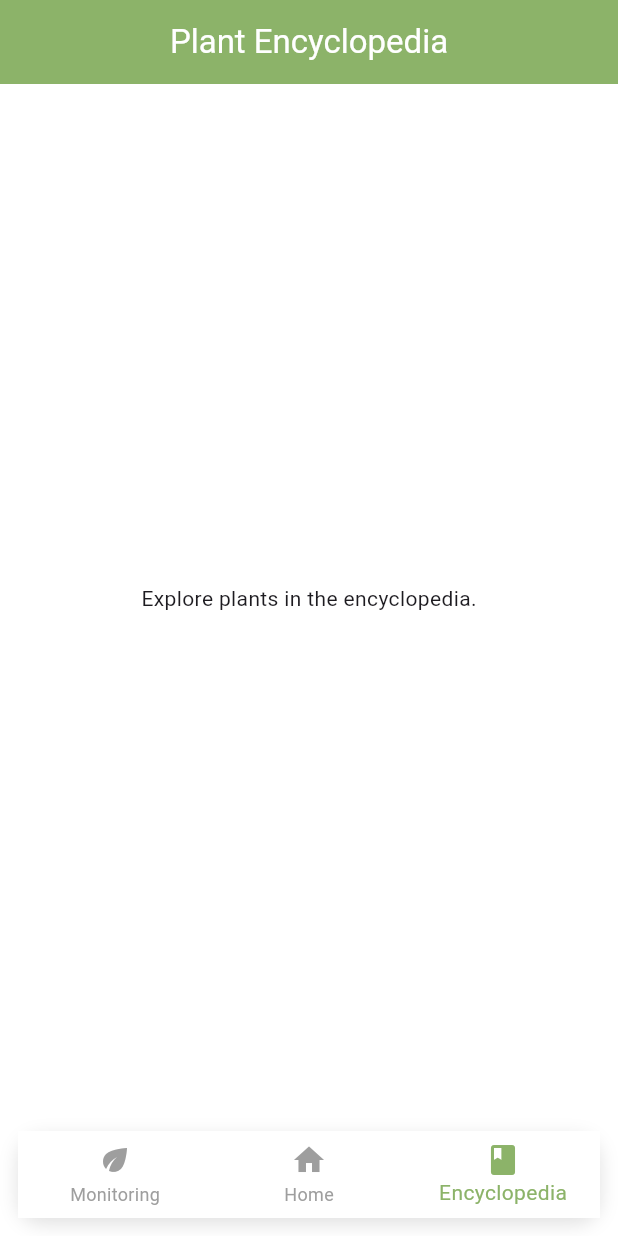
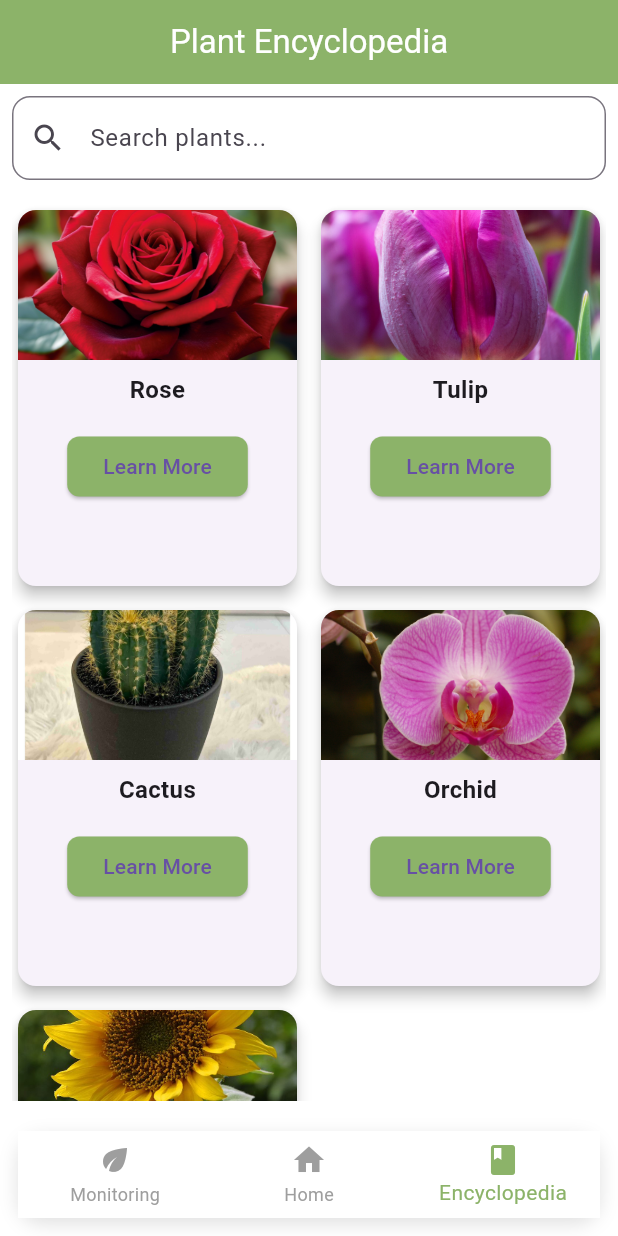
Before and after one commit to ej-aan/GrowPlants, a Flutter app: the screen it shows after launch, item 3 of the bottom bar chosen, on a phone screen of 412 x 824 dp. Run offline on Flutter 3.47's test engine with Material 3 defaults, Android fonts, the phone set to English and light mode, and no system bars.

Commit message:
feat(encyclopedia): added encyclopedia

```diff
--- a/lib/main.dart
+++ b/lib/main.dart
@@ -6,11 +6,11 @@ import 'screens/home/garden_planner/garden_planner_screen.dart';
 import 'screens/home/garden_manager/garden_manager_screen.dart';
 
 void main() {
-  runApp(GrowPlantsApp());
+  runApp(const GrowPlantsApp());
 }
 
 class GrowPlantsApp extends StatelessWidget {
-  const GrowPlantsApp({Key? key}) : super(key: key);
+  const GrowPlantsApp({super.key});
 
   @override
   Widget build(BuildContext context) {
@@ -39,7 +39,7 @@ class GrowPlantsApp extends StatelessWidget {
 }
 
 class MainScreen extends StatefulWidget {
-  const MainScreen({Key? key}) : super(key: key);
+  const MainScreen({super.key});
 
   @override
   _MainScreenState createState() => _MainScreenState();
@@ -50,7 +50,7 @@ class _MainScreenState extends State<MainScreen> {
 
   final List<Widget> _screens = [
     MonitoringScreen(),
-    HomeScreen(),
+    const HomeScreen(),
     EncyclopediaScreen(),
   ];
 
--- a/lib/screens/encyclopedia/encyclopedia_screen.dart
+++ b/lib/screens/encyclopedia/encyclopedia_screen.dart
@@ -1,6 +1,57 @@
 import 'package:flutter/material.dart';
+import 'search_widget.dart';
+import 'plant_card_widget.dart';
 
-class EncyclopediaScreen extends StatelessWidget {
+class EncyclopediaScreen extends StatefulWidget {
+  const EncyclopediaScreen({super.key});
+
+  @override
+  State<EncyclopediaScreen> createState() => _EncyclopediaScreenState();
+}
+
+class _EncyclopediaScreenState extends State<EncyclopediaScreen> {
+  // Sample data array
+  final List<Map<String, String>> plants = const [
+    {
+      'name': 'Rose',
+      'description': 'A symbol of love and passion.',
+      'imageUrl':
+          'https://asset.kompas.com/crops/lwBZvBbN1kkeOhogiKLZusjzGCI=/83x64:1908x1280/750x500/data/photo/2021/01/31/6016a4e1c4716.jpg'
+    },
+    {
+      'name': 'Tulip',
+      'description': 'Known for its beautiful blossoms.',
+      'imageUrl':
+          'https://asset.kompas.com/crops/lwBZvBbN1kkeOhogiKLZusjzGCI=/83x64:1908x1280/750x500/data/photo/2021/01/31/6016a4e1c4716.jpg'
+    },
+    {
+      'name': 'Cactus',
+      'description': 'A resilient desert plant.',
+      'imageUrl':
+          'https://asset.kompas.com/crops/lwBZvBbN1kkeOhogiKLZusjzGCI=/83x64:1908x1280/750x500/data/photo/2021/01/31/6016a4e1c4716.jpg'
+    },
+    {
+      'name': 'Orchid',
+      'description': 'Elegant and exotic flowers.',
+      'imageUrl':
+          'https://asset.kompas.com/crops/lwBZvBbN1kkeOhogiKLZusjzGCI=/83x64:1908x1280/750x500/data/photo/2021/01/31/6016a4e1c4716.jpg'
+    },
+    {
+      'name': 'Sunflower',
+      'description': 'Bright and cheerful blooms.',
+      'imageUrl':
+          'https://asset.kompas.com/crops/lwBZvBbN1kkeOhogiKLZusjzGCI=/83x64:1908x1280/750x500/data/photo/2021/01/31/6016a4e1c4716.jpg'
+    },
+  ];
+
+  String searchQuery = "";
+
+  void updateSearchQuery(String query) {
+    setState(() {
+      searchQuery = query.toLowerCase();
+    });
+  }
+
   @override
   Widget build(BuildContext context) {
     return Scaffold(
@@ -13,8 +64,16 @@ class EncyclopediaScreen extends StatelessWidget {
         centerTitle: true,
         elevation: 0,
       ),
-      body: Center(
-        child: Text('Explore plants in the encyclopedia.'),
+      body: Column(
+        children: [
+          SearchWidget(onSearch: updateSearchQuery),
+          Expanded(
+            child: PlantGrid(
+              plants: plants,
+              searchQuery: searchQuery,
+            ),
+          ),
+        ],
       ),
     );
   }
--- /dev/null
+++ b/lib/screens/encyclopedia/plant_card_widget.dart
@@ -0,0 +1,96 @@
+import 'package:flutter/material.dart';
+
+class PlantGrid extends StatelessWidget {
+  final List<Map<String, String>> plants;
+  final String searchQuery;
+
+  const PlantGrid({super.key, required this.plants, required this.searchQuery});
+
+  @override
+  Widget build(BuildContext context) {
+    final filteredPlants = plants.where((plant) {
+      final name = plant['name']!.toLowerCase();
+      final description = plant['description']!.toLowerCase();
+      return name.contains(searchQuery) || description.contains(searchQuery);
+    }).toList();
+
+    return Padding(
+      padding: const EdgeInsets.all(8.0),
+      child: GridView.builder(
+        gridDelegate: const SliverGridDelegateWithFixedCrossAxisCount(
+          crossAxisCount: 2, // Jumlah Kolom
+          crossAxisSpacing: 8, // Gap antara kolom
+          mainAxisSpacing: 8, // Gap antara baris
+          childAspectRatio: 3 / 4, // Rasio panjang/lebar
+        ),
+        itemCount: filteredPlants.length,
+        itemBuilder: (context, index) {
+          final plant = filteredPlants[index];
+          return Card(
+            elevation: 4,
+            shape: RoundedRectangleBorder(
+              borderRadius: BorderRadius.circular(12),
+            ),
+            child: Column(
+              crossAxisAlignment: CrossAxisAlignment.center,
+              children: [
+                Container(
+                  height: 100,
+                  decoration: BoxDecoration(
+                    borderRadius: const BorderRadius.only(
+                      topLeft: Radius.circular(12),
+                      topRight: Radius.circular(12),
+                    ),
+                    image: DecorationImage(
+                      image: AssetImage(
+                          'assets/${plant['name']!.toLowerCase()}.jpg'),
+                      fit: BoxFit.cover,
+                    ),
+                  ),
+                ),
+                Padding(
+                  padding: const EdgeInsets.all(8.0),
+                  child: Text(
+                    plant['name']!,
+                    textAlign: TextAlign.center,
+                    style: const TextStyle(
+                      fontWeight: FontWeight.bold,
+                      fontSize: 16,
+                    ),
+                  ),
+                ),
+                Padding(
+                  padding: const EdgeInsets.all(8.0),
+                  child: ElevatedButton(
+                    style: ElevatedButton.styleFrom(
+                      backgroundColor: const Color(0xFF8CB369),
+                      shape: RoundedRectangleBorder(
+                        borderRadius: BorderRadius.circular(8),
+                      ),
+                    ),
+                    onPressed: () {
+                      showDialog(
+                        context: context,
+                        builder: (context) => AlertDialog(
+                          title: Text(plant['name']!),
+                          content: Text(plant['description']!),
+                          actions: [
+                            TextButton(
+                              onPressed: () => Navigator.pop(context),
+                              child: const Text('Close'),
+                            ),
+                          ],
+                        ),
+                      );
+                    },
+                    child: const Text('Learn More'),
+                  ),
+                ),
+              ],
+            ),
+          );
+        },
+      ),
+    );
+  }
+}
--- /dev/null
+++ b/lib/screens/encyclopedia/search_widget.dart
@@ -0,0 +1,24 @@
+import 'package:flutter/material.dart';
+
+class SearchWidget extends StatelessWidget {
+  final Function(String) onSearch;
+
+  const SearchWidget({super.key, required this.onSearch});
+
+  @override
+  Widget build(BuildContext context) {
+    return Padding(
+      padding: const EdgeInsets.all(8.0),
+      child: TextField(
+        onChanged: onSearch,
+        decoration: InputDecoration(
+          hintText: 'Search plants...',
+          prefixIcon: const Icon(Icons.search),
+          border: OutlineInputBorder(
+            borderRadius: BorderRadius.circular(12),
+          ),
+        ),
+      ),
+    );
+  }
+}
--- a/lib/screens/home/garden_manager/garden_manager_screen.dart
+++ b/lib/screens/home/garden_manager/garden_manager_screen.dart
@@ -1,6 +1,8 @@
 import 'package:flutter/material.dart';
 
 class GardenManagerScreen extends StatefulWidget {
+  const GardenManagerScreen({super.key});
+
   @override
   _GardenManagerScreenState createState() => _GardenManagerScreenState();
 }
@@ -28,8 +30,8 @@ class _GardenManagerScreenState extends State<GardenManagerScreen> {
             ),
             child: ListTile(
               contentPadding: const EdgeInsets.all(16),
-              leading: CircleAvatar(
-                backgroundColor: const Color(0xFF5B8E7D),
+              leading: const CircleAvatar(
+                backgroundColor: Color(0xFF5B8E7D),
                 child: Icon(
                   Icons.eco,
                   color: Colors.white,
--- a/lib/screens/home/garden_planner/garden_planner_screen.dart
+++ b/lib/screens/home/garden_planner/garden_planner_screen.dart
@@ -1,6 +1,8 @@
 import 'package:flutter/material.dart';
 
 class GardenPlannerScreen extends StatefulWidget {
+  const GardenPlannerScreen({super.key});
+
   @override
   _GardenPlannerScreenState createState() => _GardenPlannerScreenState();
 }
--- a/lib/screens/home/home_screen.dart
+++ b/lib/screens/home/home_screen.dart
@@ -1,7 +1,7 @@
 import 'package:flutter/material.dart';
 
 class HomeScreen extends StatelessWidget {
-  const HomeScreen({Key? key}) : super(key: key);
+  const HomeScreen({super.key});
 
   @override
   Widget build(BuildContext context) {
--- a/lib/screens/monitoring/monitoring_screen.dart
+++ b/lib/screens/monitoring/monitoring_screen.dart
@@ -1,6 +1,8 @@
 import 'package:flutter/material.dart';
 
 class MonitoringScreen extends StatelessWidget {
+  const MonitoringScreen({super.key});
+
   @override
   Widget build(BuildContext context) {
     return Scaffold(
@@ -15,8 +17,8 @@ class MonitoringScreen extends StatelessWidget {
       ),
       body: Column(
         children: [
-          Padding(
-            padding: const EdgeInsets.all(16.0),
+          const Padding(
+            padding: EdgeInsets.all(16.0),
             child: Text(
               'Garden Overview',
               style: TextStyle(fontSize: 20, fontWeight: FontWeight.bold),
@@ -24,7 +26,7 @@ class MonitoringScreen extends StatelessWidget {
           ),
           Expanded(
             child: ListView(
-              children: [
+              children: const [
                 Card(
                   child: ListTile(
                     title: Text('Water Carrots Today'),
```
Also changed, not shown: pubspec.yaml (+7 -2 lines), assets/cactus.jpg (added), assets/orchid.jpg (added), assets/rose.jpg (added), assets/sunflower.jpg (added), assets/tulip.jpg (added), 3 other files.
